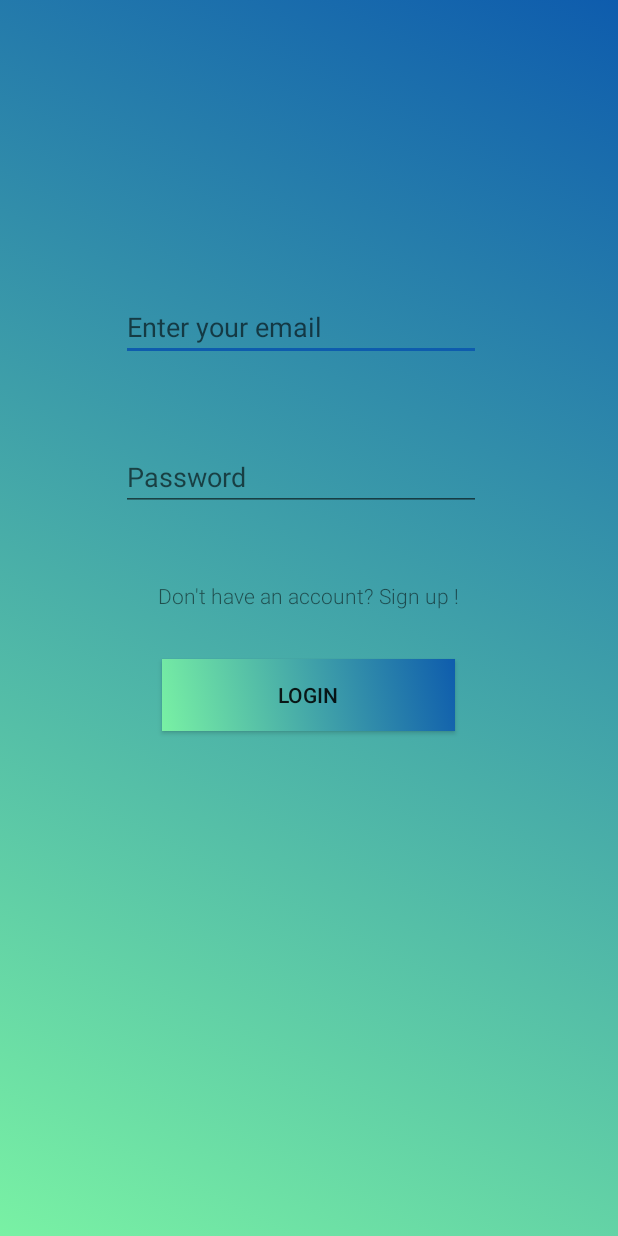
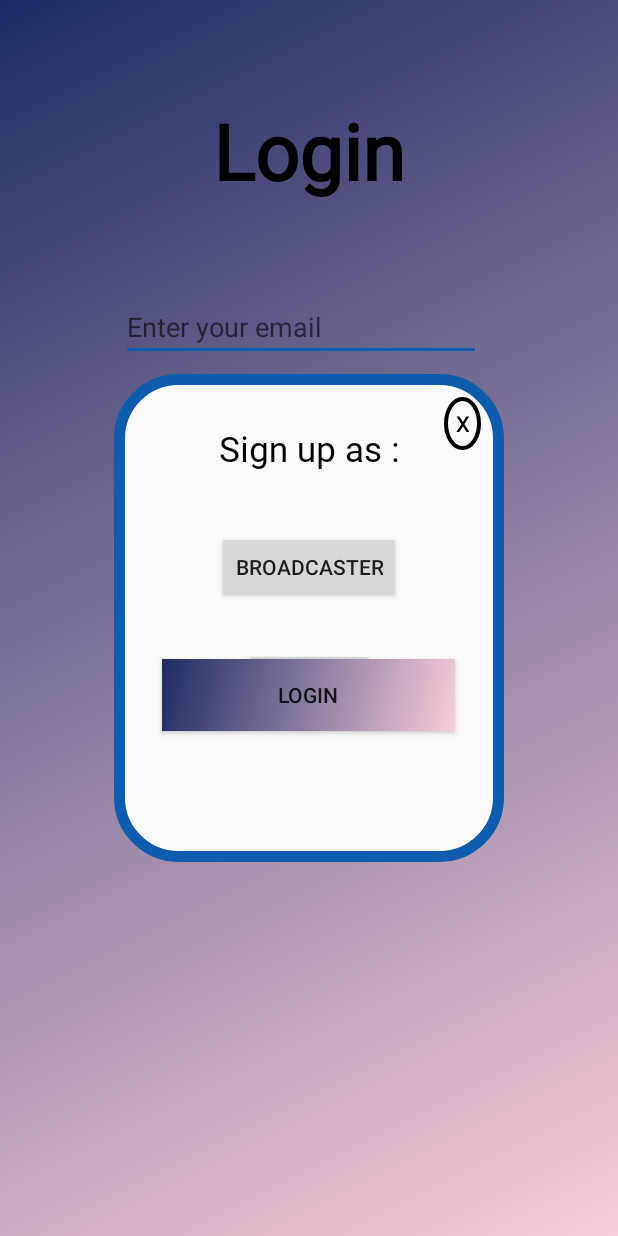
Before and after one commit to achuth10/Task, an Android app: the screen it shows after launch (MainActivity), after a tap on an icon or button, on a phone screen of 412 x 824 dp. Run offline under Robolectric (Android 15) with nearby library versions, the phone set to English and light mode, and no system bars; our stand-ins replace sdp/ssp sizes.

Commit message:
User signup

```diff
--- a/app/src/main/java/com/example/achuth/task/Base.java
+++ b/app/src/main/java/com/example/achuth/task/Base.java
@@ -75,8 +75,7 @@ public class Base extends AppCompatActivity {
     private void setfragement(Fragment frag) {
         FragmentTransaction fragmentTransaction = getSupportFragmentManager().beginTransaction();
         fragmentTransaction.setCustomAnimations(android.R.anim.slide_in_left, android.R.anim.slide_out_right);
-        fragmentTransaction.replace(R.id.content_frame, frag);
-        fragmentTransaction.commit();
+        fragmentTransaction.replace(R.id.content_frame, frag).commit();
     }
     public void onBackPressed() {
 
@@ -108,6 +107,7 @@ public class Base extends AppCompatActivity {
             case R.id.logout_action:
                 editor.clear();
                 editor.commit();
+                getSupportFragmentManager().popBackStack();
                 Intent i = new Intent(this, MainActivity.class);
                 startActivity(i);
                 return true;
--- a/app/src/main/java/com/example/achuth/task/MainActivity.java
+++ b/app/src/main/java/com/example/achuth/task/MainActivity.java
@@ -2,72 +2,106 @@ package com.example.achuth.task;
 
 import android.content.Intent;
 import android.content.SharedPreferences;
+import android.graphics.drawable.AnimationDrawable;
 import android.net.Uri;
+import android.support.v4.app.Fragment;
+import android.support.v4.app.FragmentManager;
+import android.support.v4.app.FragmentTransaction;
 import android.support.v7.app.AppCompatActivity;
 import android.os.Bundle;
+import android.util.Log;
 import android.view.View;
 import android.widget.Button;
 import android.widget.EditText;
+import android.widget.RelativeLayout;
+import android.widget.TextView;
 import android.widget.Toast;
 
 public class MainActivity extends AppCompatActivity {
-       Button login;
-       EditText loginid,password;
+        private Button login;
+        private EditText loginid,password;
         private final String pass="abc123";
-        public  static final String email1=" ",pass1="";
-        boolean logincheck=false;
+        private boolean logincheck=false,fraginplace=false;
         private final String email="abc123";
-        SharedPreferences sharedPreferences;
+        private SharedPreferences sharedPreferences;
+        private RelativeLayout relativeLayout;
+        private AnimationDrawable animationDrawable;
+        private SignUpFragment signUpFragment ;
+        private FragmentManager fragman;
+        private TextView signup;
 
     protected void onCreate(Bundle savedInstanceState) {
-        super.onCreate(savedInstanceState);
-            setContentView(R.layout.activity_main);
-             login= findViewById(R.id.loginbutton);
-             loginid= findViewById(R.id.getemail);
-             password= findViewById(R.id.getpassword);
+    super.onCreate(savedInstanceState);
+    setContentView(R.layout.activity_main);
+        loginid= findViewById(R.id.getemail);
+        password= findViewById(R.id.getpassword);
+        login= findViewById(R.id.loginbutton);
+        signup=(TextView)findViewById(R.id.signup);
+        signUpFragment =new SignUpFragment();
+        fragman=getSupportFragmentManager();
+        //code for animation transition
+        relativeLayout = (RelativeLayout) findViewById(R.id.mainframe);
+        animationDrawable = (AnimationDrawable) relativeLayout.getBackground();
+        animationDrawable.setEnterFadeDuration(2500);
+        animationDrawable.setExitFadeDuration(5000);
+        animationDrawable.start();
+        animationDrawable = (AnimationDrawable) login.getBackground();
+        animationDrawable.setEnterFadeDuration(2500);
+        animationDrawable.setExitFadeDuration(5000);
+        animationDrawable.start();
+
+
+             //code to automatically sign in /fill username
+
              sharedPreferences=getApplicationContext().getSharedPreferences("A",0);
              final SharedPreferences.Editor editor= sharedPreferences.edit();
-             if(sharedPreferences.contains(email1)) {
-                 if(sharedPreferences.contains(pass1))
+             if(sharedPreferences.contains("Login")) {
+                 if(sharedPreferences.contains("Password"))
                  {
                      logincheck=true;
                      changepage();
                  }
                  else
-                 loginid.setText(sharedPreferences.getString(email1, ""));
+                 loginid.setText(sharedPreferences.getString("Login", ""));
              }
-             login.setOnClickListener(new View.OnClickListener() {
 
 
+             login.setOnClickListener(new View.OnClickListener() {
             public void onClick(View v) {
 
-                String logintest =loginid.getText().toString(),passtest =password.getText().toString();
-                editor.putString(email1,logintest).apply();
-                if(logintest.equals(email))
+                String logintest = loginid.getText().toString(), passtest = password.getText().toString();
+                if (logintest.length() > 0 && passtest.length() > 0)
                 {
-                    if ((passtest.equals(pass)))
-                    {
-                        logincheck=true;
-                        editor.putString(pass1,passtest).apply();
+                    editor.putString("Login", logintest).apply();
+                if (logintest.equals(email)) {
+                    if ((passtest.equals(pass))) {
+                        logincheck = true;
+                        editor.putString("Password", passtest).apply();
                         changepage();
 
-                    }
-                    else
-                    {
-                        logincheck=false;
+                    } else {
+                        logincheck = false;
                         changepage();
                     }
-                }
-                else
-                {
-                    logincheck=false;
+                } else {
+                    logincheck = false;
                     changepage();
                 }
             }
+            else if(logintest.length()==0)
+                Toast.makeText(getApplication(),"Please enter a valid username",Toast.LENGTH_SHORT).show();
+            else if(passtest.length()==0)
+                    Toast.makeText(getApplication(),"Please enter a valid password",Toast.LENGTH_SHORT).show();
+             }
         });
 
+             signup.setOnClickListener(new View.OnClickListener() {
+                 @Override
+                 public void onClick(View v) {
+                     setfragement(signUpFragment);
+                 }
+             });
     }
-
     public void changepage() {
         if (logincheck) {
             Intent i = new Intent(this, Base.class);
@@ -79,11 +113,22 @@ public class MainActivity extends AppCompatActivity {
             Toast.makeText(this,"Username/Password is incorrect",Toast.LENGTH_SHORT).show();
 
     }
+    public void onBackPressed() {
 
-    public void signup(View view) {
-        String url = "http://www.paramhansltd.com/";
-        Intent i =new Intent(Intent.ACTION_VIEW);
-        i.setData(Uri.parse(url));
-        startActivity(i);
+        if(fraginplace)
+        {
+            if (fragman.getBackStackEntryCount() == 0) {
+                fraginplace=false;
+                this.finish();
+            } else {
+                fragman.popBackStack();
+            }
+        }
+    }
+    private void setfragement(Fragment frag) {
+        fraginplace=true;
+        FragmentTransaction fragmentTransaction = fragman.beginTransaction();
+        fragmentTransaction.setCustomAnimations(android.R.anim.slide_in_left, android.R.anim.slide_out_right);
+        fragmentTransaction.replace(R.id.mainframe, frag).addToBackStack("Frag").commit();
     }
 }
--- /dev/null
+++ b/app/src/main/java/com/example/achuth/task/SignUpFragment.java
@@ -0,0 +1,36 @@
+package com.example.achuth.task;
+
+
+import android.os.Bundle;
+import android.support.v4.app.Fragment;
+import android.support.v4.app.FragmentManager;
+import android.view.LayoutInflater;
+import android.view.View;
+import android.view.ViewGroup;
+import android.widget.TextView;
+
+public class SignUpFragment extends Fragment {
+private TextView close;
+private FragmentManager fragman;
+
+    @Override
+    public View onCreateView(LayoutInflater inflater, ViewGroup container,
+                             Bundle savedInstanceState) {
+        // Inflate the layout for this fragment
+        View v= inflater.inflate(R.layout.fragment_sign_up, container, false);
+        close=v.findViewById(R.id.close);
+        fragman=getFragmentManager();
+        close.setOnClickListener(new View.OnClickListener() {
+            @Override
+            public void onClick(View v) {
+                if (fragman.getBackStackEntryCount() == 0) {
+                    getActivity().finish();
+                } else {
+                    fragman.popBackStack();
+                }
+            }
+        });
+        return v;
+    }
+
+}
--- /dev/null
+++ b/app/src/main/res/drawable/animation.xml
@@ -0,0 +1,24 @@
+<?xml version="1.0" encoding="utf-8"?>
+<animation-list xmlns:android="http://schemas.android.com/apk/res/android">
+
+    <item
+        android:drawable="@drawable/grad1"
+        android:duration="5000"/>
+
+    <item
+        android:drawable="@drawable/gard2"
+        android:duration="5000"/>
+
+    <item
+        android:drawable="@drawable/grad3"
+        android:duration="5000"/>
+
+    <item
+        android:drawable="@drawable/grad4"
+        android:duration="5000"/>
+
+    <item
+        android:drawable="@drawable/grad5"
+        android:duration="5000"/>
+
+</animation-list>
--- a/app/src/main/res/drawable/best.xml
+++ b/app/src/main/res/drawable/best.xml
@@ -1,17 +1,5 @@
 <?xml version="1.0" encoding="utf-8"?>
 <layer-list xmlns:android="http://schemas.android.com/apk/res/android" >
-
-
-    <item>
-
-        <shape  android:shape="oval">
-            <stroke android:width="@dimen/_1sdp"
-                android:color="@color/white"/>
-            <solid android:color="@color/colorAccent"/>
-        </shape>
-
-    </item>
-
     <item
         android:top="@dimen/_300sdp"
         >
@@ -22,5 +10,15 @@
         </shape>
     </item>
 
+    <item>
+
+        <shape  android:shape="oval">
+            <solid android:color="@color/colorAccent"/>
+        </shape>
+
+    </item>
+
+
+
 
 </layer-list>
--- /dev/null
+++ b/app/src/main/res/drawable/closebutton.xml
@@ -0,0 +1,5 @@
+<?xml version="1.0" encoding="utf-8"?>
+<shape xmlns:android="http://schemas.android.com/apk/res/android" android:shape="oval" >
+    <solid android:color="@color/white" />
+    <stroke android:color="#000000" android:width="@dimen/_2sdp"/>
+</shape>
--- /dev/null
+++ b/app/src/main/res/drawable/gard2.xml
@@ -0,0 +1,9 @@
+<?xml version="1.0" encoding="utf-8"?>
+<shape xmlns:android="http://schemas.android.com/apk/res/android">
+
+    <gradient
+        android:endColor="#614385"
+        android:startColor="#516395"
+        android:angle="45"/>
+
+</shape>
--- /dev/null
+++ b/app/src/main/res/drawable/grad1.xml
@@ -0,0 +1,10 @@
+<?xml version="1.0" encoding="utf-8"?>
+<shape xmlns:android="http://schemas.android.com/apk/res/android"
+    android:shape="rectangle">
+
+    <gradient
+        android:angle="225"
+        android:endColor="#1a2980"
+        android:startColor="#26d0ce" />
+
+</shape>
--- /dev/null
+++ b/app/src/main/res/drawable/grad3.xml
@@ -0,0 +1,9 @@
+<?xml version="1.0" encoding="utf-8"?>
+<shape xmlns:android="http://schemas.android.com/apk/res/android">
+
+    <gradient
+        android:endColor="#1d2b64"
+        android:startColor="#f8cdda"
+        android:angle="135"/>
+
+</shape>
--- /dev/null
+++ b/app/src/main/res/drawable/grad4.xml
@@ -0,0 +1,9 @@
+<?xml version="1.0" encoding="utf-8"?>
+<shape xmlns:android="http://schemas.android.com/apk/res/android">
+
+    <gradient
+        android:endColor="#ff512f"
+        android:startColor="#dd2476"
+        android:angle="45"/>
+
+</shape>
--- /dev/null
+++ b/app/src/main/res/drawable/grad5.xml
@@ -0,0 +1,9 @@
+<?xml version="1.0" encoding="utf-8"?>
+<shape xmlns:android="http://schemas.android.com/apk/res/android">
+
+    <gradient
+        android:angle="135"
+        android:endColor="#34e89e"
+        android:startColor="#0f3443" />
+
+</shape>
--- /dev/null
+++ b/app/src/main/res/drawable/rounded_corner.xml
@@ -0,0 +1,9 @@
+<?xml version="1.0" encoding="utf-8"?>
+<shape xmlns:android="http://schemas.android.com/apk/res/android">
+    <solid android:color="@color/white" />
+    <!--border color and border width-->
+    <stroke
+        android:width="7dp"
+        android:color="@color/colorend" />
+    <corners android:radius="@dimen/_30sdp" />
+</shape>
--- a/app/src/main/res/layout/activity_main.xml
+++ b/app/src/main/res/layout/activity_main.xml
@@ -2,13 +2,25 @@
 <RelativeLayout
     xmlns:android="http://schemas.android.com/apk/res/android"
     xmlns:app="http://schemas.android.com/apk/res-auto"
+    android:id="@+id/mainframe"
     xmlns:tools="http://schemas.android.com/tools"
     android:layout_width="match_parent"
     android:layout_height="match_parent"
-    android:background="@drawable/bckgcolor"
+    android:background="@drawable/animation"
     tools:context=".MainActivity"
     >
 
+    <TextView
+        android:fontFamily="@font/opensans_bold"
+        android:id="@+id/logintext"
+        android:layout_width="wrap_content"
+        android:layout_height="wrap_content"
+        android:textStyle="bold"
+        android:textColor="#000000"
+        android:layout_marginTop="@dimen/_50sdp"
+        android:textSize="@dimen/_40sdp"
+        android:layout_centerHorizontal="true"
+        android:text="Login" />
     <EditText
         android:id="@+id/getemail"
         android:layout_width="wrap_content"
@@ -41,21 +53,20 @@
         android:id="@+id/loginbutton"
         android:layout_width="@dimen/_150sdp"
         android:layout_height="wrap_content"
-        android:layout_below="@id/textView3"
+        android:layout_below="@id/signup"
         android:layout_centerHorizontal="true"
         android:layout_marginBottom="@dimen/_25sdp"
-        android:background="@drawable/bckgcolor"
+        android:background="@drawable/animation"
         android:text="@string/Login" />
 
     <TextView
-        android:id="@+id/textView3"
+        android:id="@+id/signup"
         android:layout_width="wrap_content"
         android:layout_height="wrap_content"
         android:layout_below="@+id/getpassword"
         android:layout_centerHorizontal="true"
         android:layout_marginTop="@dimen/_36sdp"
         android:layout_marginBottom="@dimen/_25sdp"
-        android:onClick="signup"
         android:text="@string/Signup"
         android:textAlignment="center" />
 
--- /dev/null
+++ b/app/src/main/res/layout/fragment_sign_up.xml
@@ -0,0 +1,61 @@
+<?xml version="1.0" encoding="utf-8"?>
+<FrameLayout xmlns:android="http://schemas.android.com/apk/res/android"
+    xmlns:tools="http://schemas.android.com/tools"
+    android:layout_width="@dimen/_200sdp"
+    android:layout_gravity="center"
+    android:layout_height="@dimen/_250sdp"
+    android:layout_centerHorizontal="true"
+    android:layout_centerVertical="true"
+    android:clickable="true"
+    tools:context=".SignUpFragment">
+
+    <RelativeLayout
+        android:layout_width="match_parent"
+        android:layout_height="match_parent"
+        android:background="@drawable/rounded_corner"
+       >
+
+        <TextView
+            android:layout_margin="@dimen/_12sdp"
+            android:padding="@dimen/_6sdp"
+            android:background="@drawable/closebutton"
+            android:layout_width="wrap_content"
+            android:layout_height="wrap_content"
+            android:gravity="center"
+            android:textStyle="bold"
+            android:id="@+id/close"
+            android:textColor="#000000"
+            android:layout_alignParentEnd="true"
+            android:text="X"/>
+        <TextView
+            android:layout_width="wrap_content"
+            android:layout_height="wrap_content"
+            android:gravity="center"
+            android:layout_marginTop="@dimen/_26sdp"
+            android:textSize="@dimen/_18sdp"
+            android:textColor="#000000"
+            android:id="@+id/signupas"
+            android:fontFamily="@font/opensans_bold"
+            android:layout_centerHorizontal="true"
+            android:text="Sign up as :"/>
+        <Button
+            android:id="@+id/caster"
+            android:layout_width="wrap_content"
+            android:layout_height="wrap_content"
+            android:layout_centerHorizontal="true"
+            android:layout_below="@+id/signupas"
+            android:layout_marginTop="@dimen/_30sdp"
+            android:text="@string/broadcaster" />
+
+        <Button
+            android:id="@+id/user"
+            android:layout_width="wrap_content"
+            android:layout_height="wrap_content"
+            android:layout_below="@id/caster"
+            android:layout_centerHorizontal="true"
+            android:layout_marginTop="30dp"
+            android:text="@string/user" />
+    </RelativeLayout>
+
+
+</FrameLayout>
--- a/app/src/main/res/values/strings.xml
+++ b/app/src/main/res/values/strings.xml
@@ -17,4 +17,9 @@
     <string name="video_streamer">Video</string>
     <string name="upgrade_to_premium">Upgrade to Premium</string>
     <string name="premmem">Premium Membership</string>
+
+    <!-- TODO: Remove or change this placeholder text -->
+    <string name="hello_blank_fragment">Hello blank fragment</string>
+    <string name="user">User</string>
+    <string name="broadcaster">Broadcaster</string>
 </resources>
--- a/app/src/main/res/values/styles.xml
+++ b/app/src/main/res/values/styles.xml
@@ -20,6 +20,6 @@
     </style>
 
     <style name="RobotoTextViewStyle" parent="android:Widget.TextView">
-        <item name="android:fontFamily">sans-serif-light</item>
+        <item name="android:fontFamily">@font/opensans_regular</item>
     </style>
 </resources>
```
